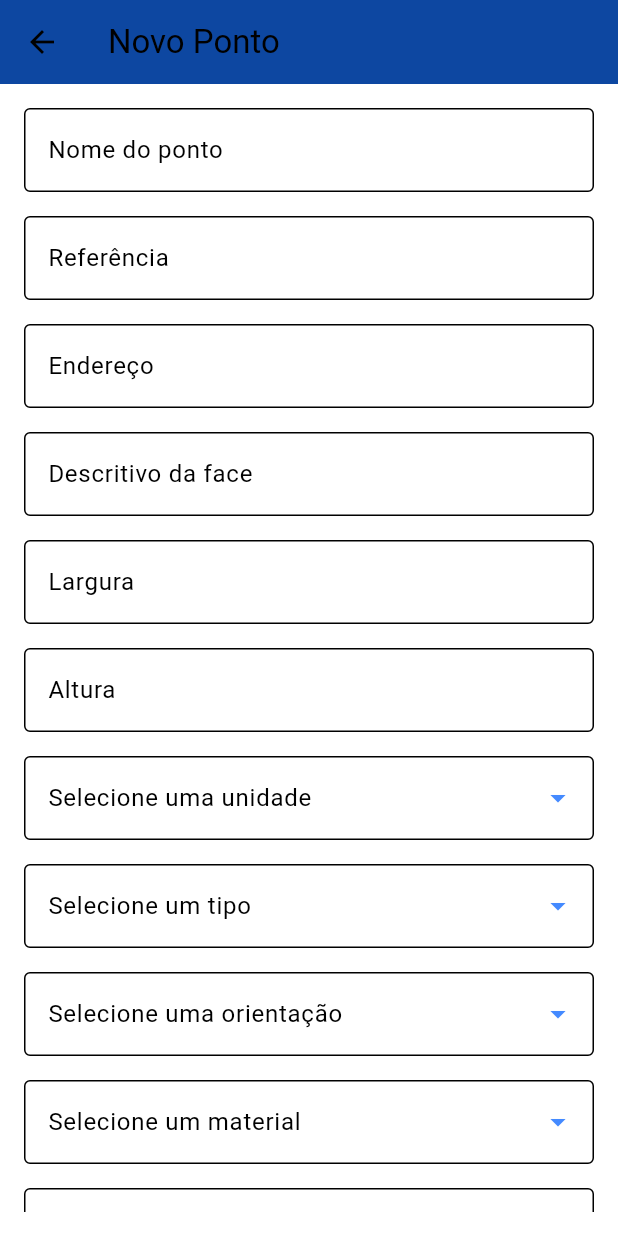
After one commit to vitorbanuth/mediamesh-mobile, a Flutter app: the Pontos screen opened by its route, after a tap on the "add location alt" icon, on a phone screen of 412 x 824 dp. The commit adds this screen. Run offline on Flutter 3.47's test engine with Material 3 defaults, Android fonts, the phone set to English and light mode, and no system bars; our stand-ins replace flutter_slidable; network calls fail.

Commit message:
feat: new pops form screen + add pop button

```diff
--- a/lib/main.dart
+++ b/lib/main.dart
@@ -1,6 +1,8 @@
 import 'package:flutter/material.dart';
+import 'package:mediamesh/pontos/new_pops.dart';
 import 'pontos/pops.dart';
 import 'contratantes/contratantes.dart';
+
 // import 'assets/';
 void main() {
   runApp(const MyApp());
@@ -30,7 +32,8 @@ class MyApp extends StatelessWidget {
       home: const MyHomePage(title: 'Mediamesh'),
       routes: {
         '/pontos': (context) => const Pontos(),
-        '/contratantes': (context) => const Contratantes()
+        '/novo_ponto': (context) => const NewPops(),
+        '/contratantes': (context) => const Contratantes(),
       },
     );
   }
@@ -55,7 +58,6 @@ class MyHomePage extends StatefulWidget {
 }
 
 class _MyHomePageState extends State<MyHomePage> {
-
   // int _counter = 0;
 
   // void _incrementCounter() {
@@ -85,24 +87,34 @@ class _MyHomePageState extends State<MyHomePage> {
         backgroundColor: Theme.of(context).colorScheme.primary,
         // Here we take the value from the MyHomePage object that was created by
         // the App.build method, and use it to set our appbar title.
-        title: Image.asset('assets/image.png',
-        height: 40),
+        title: Image.asset('assets/image.png', height: 40),
       ),
       drawer: NavigationDrawer(
         onDestinationSelected: (index) {
           if (index == 1) {
             Navigator.pushNamed(context, '/pontos');
-          }
-          else if (index == 2) {
+          } else if (index == 2) {
             Navigator.pushNamed(context, '/contratantes');
           }
         },
         children: [
           Padding(
             padding: const EdgeInsets.all(16.0),
-            child: Text(
-              "Menu",
-              style: TextStyle(fontSize: 20, fontWeight: FontWeight.bold),
+            child: RichText(
+              text: TextSpan(
+                style: const TextStyle(
+                  fontSize: 20,
+                  fontWeight: FontWeight.bold,
+                  color: Colors.black,
+                ),
+                children: const [
+                  TextSpan(text: "OOH"),
+                  TextSpan(
+                    text: "360",
+                    style: TextStyle(color: Color.fromARGB(255, 1, 82, 244)),
+                  ),
+                ],
+              ),
             ),
           ),
           NavigationDrawerDestination(
@@ -162,7 +174,7 @@ class _MyHomePageState extends State<MyHomePage> {
           mainAxisAlignment: MainAxisAlignment.center,
         ),
       ),
-       // This trailing comma makes auto-formatting nicer for build methods.
+      // This trailing comma makes auto-formatting nicer for build methods.
     );
   }
 }
--- /dev/null
+++ b/lib/pontos/new_pops.dart
@@ -0,0 +1,262 @@
+import 'package:flutter/material.dart';
+
+class NewPops extends StatefulWidget {
+  const NewPops({super.key});
+
+  @override
+  State<NewPops> createState() => _NewPopsState();
+}
+
+class _NewPopsState extends State<NewPops> {
+  // Controllers para capturar os valores dos campos
+  final TextEditingController nameController = TextEditingController();
+  final TextEditingController referenceController = TextEditingController();
+  final TextEditingController addressController = TextEditingController();
+  final TextEditingController faceDescriptionController =
+      TextEditingController();
+  final TextEditingController widthController = TextEditingController();
+  final TextEditingController heightController = TextEditingController();
+  final TextEditingController unitController = TextEditingController();
+  final TextEditingController typeController = TextEditingController();
+  final TextEditingController orientationController = TextEditingController();
+  final TextEditingController materialController = TextEditingController();
+  final TextEditingController facePositionController = TextEditingController();
+  final TextEditingController lightningController = TextEditingController();
+  String? unidadeSelecionada;
+
+  // Chave para validação do formulário
+  final _formKey = GlobalKey<FormState>();
+
+  @override
+  void dispose() {
+    // liberar os controllers quando o widget for destruído
+    nameController.dispose();
+    addressController.dispose();
+    unitController.dispose();
+    widthController.dispose();
+    heightController.dispose();
+    referenceController.dispose();
+    faceDescriptionController.dispose();
+    typeController.dispose();
+    orientationController.dispose();
+    materialController.dispose();
+    facePositionController.dispose();
+    lightningController.dispose();
+    super.dispose();
+  }
+
+  @override
+  Widget build(BuildContext context) {
+    return Scaffold(
+      appBar: AppBar(
+        title: const Text("Novo Ponto"),
+        backgroundColor: Colors.blue[900],
+      ),
+      body: Padding(
+        padding: const EdgeInsets.all(16.0),
+        child: Form(
+          key: _formKey,
+          child: ListView(
+            children: [
+              // Nome
+              TextFormField(
+                controller: nameController,
+                decoration: const InputDecoration(
+                  labelText: "Nome do ponto",
+                  border: OutlineInputBorder(),
+                ),
+                validator: (value) {
+                  if (value == null || value.isEmpty) {
+                    return "Preencha o nome do ponto";
+                  }
+                  return null;
+                },
+              ),
+              const SizedBox(height: 16),
+
+              // Referenia
+              TextFormField(
+                controller: addressController,
+                decoration: const InputDecoration(
+                  labelText: "Referência",
+                  border: OutlineInputBorder(),
+                ),
+              ),
+              const SizedBox(height: 16),
+
+              // Endereço
+              TextFormField(
+                controller: addressController,
+                decoration: const InputDecoration(
+                  labelText: "Endereço",
+                  border: OutlineInputBorder(),
+                ),
+              ),
+              const SizedBox(height: 16),
+
+              // Descritivo da face
+              TextFormField(
+                controller: addressController,
+                decoration: const InputDecoration(
+                  labelText: "Descritivo da face",
+                  border: OutlineInputBorder(),
+                ),
+              ),
+              const SizedBox(height: 16),
+
+              // Largura
+              TextFormField(
+                controller: widthController,
+                keyboardType: TextInputType.number,
+                decoration: const InputDecoration(
+                  labelText: "Largura",
+                  border: OutlineInputBorder(),
+                ),
+              ),
+              const SizedBox(height: 16),
+
+              // Altura
+              TextFormField(
+                controller: heightController,
+                keyboardType: TextInputType.number,
+                decoration: const InputDecoration(
+                  labelText: "Altura",
+                  border: OutlineInputBorder(),
+                ),
+              ),
+              const SizedBox(height: 16),
+
+              // valor atual selecionado
+              DropdownButtonFormField<String>(
+                decoration: InputDecoration(
+                  labelText: "Selecione uma unidade",
+                  border: OutlineInputBorder(),
+                  iconColor: Colors.blueAccent,
+                ),
+                items: ['cm', 'm']
+                    .map((e) => DropdownMenuItem(value: e, child: Text(e)))
+                    .toList(),
+                onChanged: (val) => setState(() => unidadeSelecionada = val),
+                validator: (val) => val == null ? "Escolha uma unidade" : null,
+
+                icon: const Icon(
+                  Icons.arrow_drop_down,
+                  color: Colors.blueAccent,
+                ),
+              ),
+              const SizedBox(height: 16),
+
+              DropdownButtonFormField<String>(
+                decoration: InputDecoration(
+                  labelText: "Selecione um tipo",
+                  border: OutlineInputBorder(),
+                  iconColor: Colors.blueAccent,
+                ),
+                items: ['Outdoor', 'Indoor', 'Elevador']
+                    .map((e) => DropdownMenuItem(value: e, child: Text(e)))
+                    .toList(),
+                onChanged: (val) => setState(() => unidadeSelecionada = val),
+                validator: (val) => val == null ? "Escolha um tipo" : null,
+
+                icon: const Icon(
+                  Icons.arrow_drop_down,
+                  color: Colors.blueAccent,
+                ),
+              ),
+              const SizedBox(height: 16),
+
+              DropdownButtonFormField<String>(
+                decoration: InputDecoration(
+                  labelText: "Selecione uma orientação",
+                  border: OutlineInputBorder(),
+                  iconColor: Colors.blueAccent,
+                ),
+                items: ['Vertical', 'Horizontal', 'Neutra']
+                    .map((e) => DropdownMenuItem(value: e, child: Text(e)))
+                    .toList(),
+                onChanged: (val) => setState(() => unidadeSelecionada = val),
+                validator: (val) => val == null ? "Escolha um tipo" : null,
+
+                icon: const Icon(
+                  Icons.arrow_drop_down,
+                  color: Colors.blueAccent,
+                ),
+              ),
+              const SizedBox(height: 16),
+
+              DropdownButtonFormField<String>(
+                decoration: InputDecoration(
+                  labelText: "Selecione um material",
+                  border: OutlineInputBorder(),
+                  iconColor: Colors.blueAccent,
+                ),
+                items: ['Estático', 'Digital']
+                    .map((e) => DropdownMenuItem(value: e, child: Text(e)))
+                    .toList(),
+                onChanged: (val) => setState(() => unidadeSelecionada = val),
+                validator: (val) => val == null ? "Escolha um tipo" : null,
+
+                icon: const Icon(
+                  Icons.arrow_drop_down,
+                  color: Colors.blueAccent,
+                ),
+              ),
+              const SizedBox(height: 16),
+
+              DropdownButtonFormField<String>(
+                decoration: InputDecoration(
+                  labelText: "Selecione a posição da face",
+                  border: OutlineInputBorder(),
+                  iconColor: Colors.blueAccent,
+                ),
+                items: ['Frontal', 'Lateral', 'Em Ângulo']
+                    .map((e) => DropdownMenuItem(value: e, child: Text(e)))
+                    .toList(),
+                onChanged: (val) => setState(() => unidadeSelecionada = val),
+                validator: (val) => val == null ? "Escolha um tipo" : null,
+
+                icon: const Icon(
+                  Icons.arrow_drop_down,
+                  color: Colors.blueAccent,
+                ),
+              ),
+              const SizedBox(height: 16),
+
+              DropdownButtonFormField<String>(
+                decoration: InputDecoration(
+                  labelText: "Selecione a iluminação",
+                  border: OutlineInputBorder(),
+                  iconColor: Colors.blueAccent,
+                ),
+                items: ['Direta (Refletor)', 'Interna (Backlight)', 'Nenhuma']
+                    .map((e) => DropdownMenuItem(value: e, child: Text(e)))
+                    .toList(),
+                onChanged: (val) => setState(() => unidadeSelecionada = val),
+                validator: (val) => val == null ? "Escolha um tipo" : null,
+
+                icon: const Icon(
+                  Icons.arrow_drop_down,
+                  color: Colors.blueAccent,
+                ),
+              ),
+              const SizedBox(height: 16),
+
+              // Botão salvar
+              ElevatedButton(
+                onPressed: () {
+                  if (_formKey.currentState!.validate()) {
+                    // TODO POST API BACKEND
+
+                    // Volta para a tela anterior
+                    Navigator.pop(context);
+                  }
+                },
+                child: const Text("Salvar"),
+              ),
+            ],
+          ),
+        ),
+      ),
+    );
+  }
+}
--- a/lib/pontos/pop.dart
+++ b/lib/pontos/pop.dart
@@ -79,6 +79,10 @@ class Ponto {
       totalInsertsDay: json["totalInsertsDay"] ?? 0,
     );
   }
+
+  void addPonto() {
+
+  }
 }
 
 class Dimensions {
@@ -132,10 +136,8 @@ class ImageData {
 
   factory ImageData.fromJson(dynamic json) {
     if (json is Map<String, dynamic>) {
-      // Caso venha um objeto
       return ImageData(unique: json["unique"] ?? "");
     } else if (json is String) {
-      // Caso venha string ("" ou url talvez)
       return ImageData(unique: json);
     } else {
       return ImageData(unique: "");
--- a/lib/pontos/pops.dart
+++ b/lib/pontos/pops.dart
@@ -1,6 +1,7 @@
 import 'dart:convert';
 import 'package:flutter/material.dart';
 import 'package:http/http.dart' as http;
+import 'package:flutter_slidable/flutter_slidable.dart';
 import 'pop.dart';
 
 class Pontos extends StatefulWidget {
@@ -22,13 +23,8 @@ class _PontosState extends State<Pontos> {
             'sid=s%3Aj%3A%7B%22id%22%3A%229E4DQBPR%22%2C%22apiVersion%22%3A%22993fda5c%22%2C%22account%22%3A%7B%22taxId%22%3A%2210276433000128%22%2C%22alias%22%3A%22devs%22%2C%22slug%22%3A%22devs%22%7D%2C%22user%22%3A%7B%22name%22%3A%22Ksmz%22%2C%22email%22%3A%22devs%40mediamesh.com.br%22%7D%7D.ovxaACdIZDF7tU3Z%2BgPfGTJXdKP6QWWieeyi%2FbD5nms',
       },
     );
-
-    // print(response.body);
-
     if (response.statusCode == 200) {
       final Map<String, dynamic> jsonResponse = json.decode(response.body);
-
-      // Pega a lista dentro de "data"
       final List<dynamic> data = jsonResponse["data"] ?? [];
       return data.map((json) => Ponto.fromJson(json)).toList();
     } else {
@@ -45,7 +41,26 @@ class _PontosState extends State<Pontos> {
   @override
   Widget build(BuildContext context) {
     return Scaffold(
-      appBar: AppBar(title: const Text("Pontos")),
+      appBar: AppBar(
+        title: const Text("Pontos"),
+        backgroundColor: Colors.blue[900],
+        actions: [
+          IconButton(
+            icon: const Icon(Icons.add_location_alt_sharp),
+            iconSize: 32,
+            onPressed: () {
+              Navigator.pushNamed(context, "/novo_ponto");
+            },
+          ),
+          IconButton(
+            onPressed: () {
+              // TODO FILTER BTN
+            },
+            icon: const Icon(Icons.filter_alt_outlined),
+            iconSize: 32,
+          ),
+        ],
+      ),
       body: FutureBuilder<List<Ponto>>(
         future: pontos,
         builder: (context, snapshot) {
@@ -58,15 +73,39 @@ class _PontosState extends State<Pontos> {
             if (lista.isEmpty) {
               return const Center(child: Text("Nenhum ponto encontrado"));
             }
-            return ListView.builder(
+            return ListView.separated(
               itemCount: lista.length,
               itemBuilder: (context, index) {
                 final ponto = lista[index];
-                return ListTile(
-                  title: Text(ponto.name),
-                  subtitle: Text(ponto.address),
+                return Slidable(
+                  key: ValueKey(ponto.id),
+                  endActionPane: ActionPane(
+                    motion: const DrawerMotion(),
+                    children: [
+                      SlidableAction(
+                        onPressed: (context) {
+                          // TODO EDIT TILE
+                        },
+                        backgroundColor: Colors.blue,
+                        icon: Icons.edit,
+                      ),
+                      SlidableAction(
+                        onPressed: (context) {
+                          // TODO DELETE TILE
+                        },
+                        backgroundColor: Colors.red,
+                        icon: Icons.delete,
+                      ),
+                    ],
+                  ),
+                  child: ListTile(
+                    leading: const Icon(Icons.location_on),
+                    title: Text(ponto.name),
+                    subtitle: Text(ponto.reference),
+                  ),
                 );
               },
+              separatorBuilder: (context, index) => const Divider(),
             );
           } else {
             return const Center(child: Text("Nenhum ponto encontrado"));
--- a/pubspec.yaml
+++ b/pubspec.yaml
@@ -2,7 +2,7 @@ name: mediamesh
 description: "A new Flutter project."
 # The following line prevents the package from being accidentally published to
 # pub.dev using `flutter pub publish`. This is preferred for private packages.
-publish_to: 'none' # Remove this line if you wish to publish to pub.dev
+publish_to: "none" # Remove this line if you wish to publish to pub.dev
 
 # The following defines the version and build number for your application.
 # A version number is three numbers separated by dots, like 1.2.43
@@ -30,6 +30,7 @@ environment:
 dependencies:
   flutter:
     sdk: flutter
+  flutter_slidable: ^3.0.0
 
   # The following adds the Cupertino Icons font to your application.
   # Use with the CupertinoIcons class for iOS style icons.
```
Also changed, not shown: pubspec.lock.
